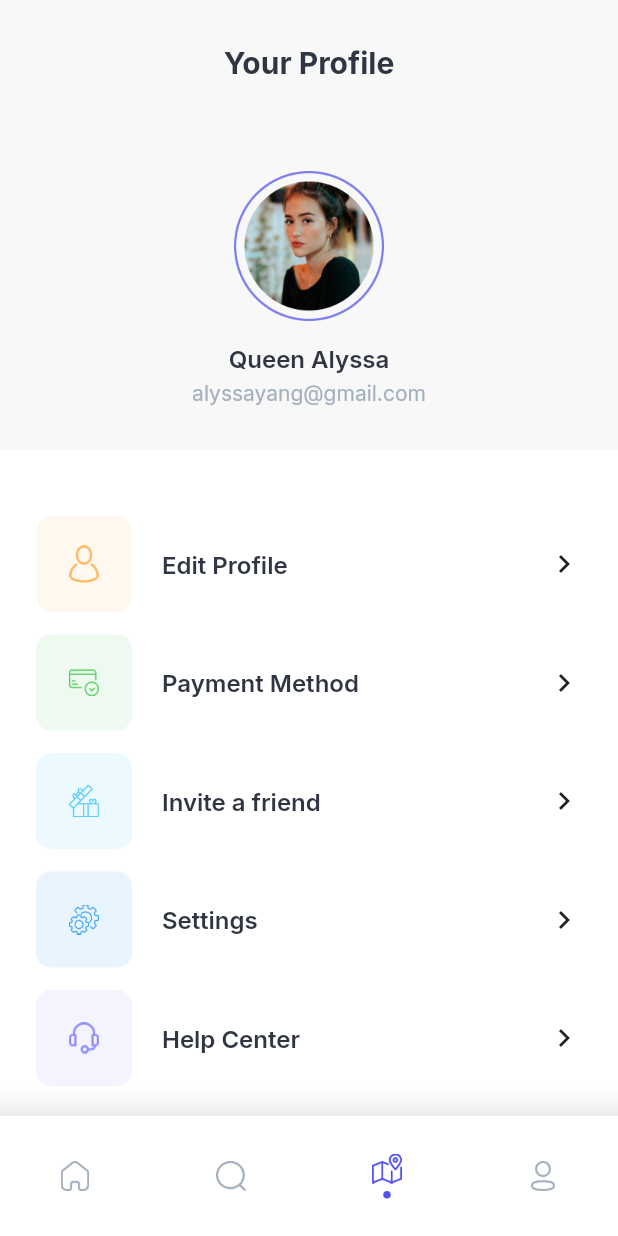
After one commit to Syahro/mountca, a Flutter app: the ProfilePage screen opened directly, on a phone screen of 412 x 824 dp. The commit adds this screen. Run offline on Flutter 3.47's test engine with Material 2 defaults, Android fonts, the phone set to English and light mode, and no system bars; our stand-ins replace dotted_line, google_fonts.

Commit message:
done modified profilePage and add some assets or support

```diff
--- /dev/null
+++ b/lib/pages/profile_page.dart
@@ -0,0 +1,147 @@
+import 'package:flutter/material.dart';
+import 'package:mountca/theme.dart';
+import 'package:mountca/widget/floating_botom.dart';
+import 'package:mountca/widget/profile_card.dart';
+
+class ProfilePage extends StatelessWidget {
+  @override
+  Widget build(BuildContext context) {
+    return Scaffold(
+      floatingActionButton: FloatingBotom(),
+      floatingActionButtonLocation: FloatingActionButtonLocation.centerDocked,
+      backgroundColor: whiteColor,
+      body: SafeArea(
+        child: ListView(
+          children: [
+            Container(
+              width: double.infinity,
+              height: 300,
+              color: semiLightGreyColor,
+              child: Column(
+                mainAxisAlignment: MainAxisAlignment.center,
+                children: [
+                  SizedBox(
+                    height: 30,
+                  ),
+                  Text(
+                    'Your Profile',
+                    style: boldStyle.copyWith(
+                      fontSize: 20,
+                      color: semiBlackColor,
+                    ),
+                  ),
+                  SizedBox(
+                    height: 60,
+                  ),
+                  Image.asset(
+                    'assets/profile6.png',
+                    height: 100,
+                    width: 100,
+                  ),
+                  SizedBox(
+                    height: 15,
+                  ),
+                  Text(
+                    'Queen Alyssa',
+                    style: boldStyle.copyWith(
+                      fontSize: 16,
+                      fontWeight: FontWeight.w600,
+                      color: semiBlackColor,
+                    ),
+                  ),
+                  SizedBox(
+                    height: 5,
+                  ),
+                  Text(
+                    'alyssayang@gmail.com',
+                    style: regularStyle.copyWith(
+                      fontSize: 14,
+                      color: semiDarkGreyColor,
+                    ),
+                  ),
+                  SizedBox(
+                    height: 30,
+                  ),
+                ],
+              ),
+            ),
+            SizedBox(
+              height: 44,
+            ),
+            Padding(
+              padding: EdgeInsets.symmetric(
+                horizontal: defaultMargin,
+              ),
+              child: Column(
+                children: [
+                  ProfileCard(
+                    imageUrl: 'assets/user_profile.png',
+                    menuName: 'Edit Profile',
+                    backgroundCard: yellowColor,
+                  ),
+                  SizedBox(
+                    height: 15,
+                  ),
+                  ProfileCard(
+                    imageUrl: 'assets/payment.png',
+                    menuName: 'Payment Method',
+                    backgroundCard: greenColor,
+                  ),
+                  SizedBox(
+                    height: 15,
+                  ),
+                  ProfileCard(
+                    imageUrl: 'assets/gift.png',
+                    menuName: 'Invite a friend',
+                    backgroundCard: Colors.lightBlueAccent,
+                  ),
+                  SizedBox(
+                    height: 15,
+                  ),
+                  ProfileCard(
+                    imageUrl: 'assets/setting.png',
+                    menuName: 'Settings',
+                    backgroundCard: Colors.blue,
+                  ),
+                  SizedBox(
+                    height: 15,
+                  ),
+                  ProfileCard(
+                    imageUrl: 'assets/cs.png',
+                    menuName: 'Help Center',
+                    backgroundCard: lightPurpleColor,
+                  ),
+                  SizedBox(
+                    height: 60,
+                  ),
+                  Row(
+                    mainAxisAlignment: MainAxisAlignment.center,
+                    children: [
+                      Icon(
+                        Icons.login_outlined,
+                        color: Colors.red,
+                      ),
+                      SizedBox(
+                        width: 6,
+                      ),
+                      Text(
+                        'Log Out',
+                        style: regularStyle.copyWith(
+                          fontSize: 16,
+                          color: redColor,
+                        ),
+                      ),
+                    ],
+                  ),
+                  SizedBox(
+                    height: 130,
+                  ),
+                ],
+              ),
+            ),
+          ],
+        ),
+      ),
+    );
+  }
+}
--- a/lib/widget/floating_botom.dart
+++ b/lib/widget/floating_botom.dart
@@ -1,4 +1,5 @@
 import 'package:flutter/material.dart';
+import 'package:mountca/pages/profile_page.dart';
 import 'package:mountca/pages/search_page.dart';
 import 'package:mountca/theme.dart';
 
@@ -62,10 +63,22 @@ class FloatingBotom extends StatelessWidget {
                 )
               ],
             ),
-            Image.asset(
-              'assets/user.png',
-              width: 20,
-              height: 20,
+            InkWell(
+              onTap: () {
+                Navigator.push(
+                  context,
+                  MaterialPageRoute(
+                    builder: (context) {
+                      return ProfilePage();
+                    },
+                  ),
+                );
+              },
+              child: Image.asset(
+                'assets/user.png',
+                width: 20,
+                height: 20,
+              ),
             ),
           ],
         ),
--- /dev/null
+++ b/lib/widget/profile_card.dart
@@ -0,0 +1,61 @@
+import 'package:flutter/material.dart';
+import 'package:mountca/theme.dart';
+
+class ProfileCard extends StatelessWidget {
+  final String imageUrl;
+  final String menuName;
+  final Color backgroundCard;
+
+  ProfileCard({
+    this.imageUrl,
+    this.menuName,
+    this.backgroundCard,
+  });
+  @override
+  Widget build(BuildContext context) {
+    return Container(
+      height: 64,
+      width: double.infinity,
+      color: Colors.transparent,
+      child: Column(
+        children: [
+          Row(
+            children: [
+              Container(
+                height: 64,
+                width: 64,
+                decoration: BoxDecoration(
+                  color: backgroundCard.withOpacity(0.1),
+                  borderRadius: BorderRadius.circular(10),
+                ),
+                child: Center(
+                  child: Image.asset(
+                    imageUrl,
+                    width: 20,
+                    height: 25,
+                    color: backgroundCard,
+                  ),
+                ),
+              ),
+              SizedBox(
+                width: 20,
+              ),
+              Text(
+                menuName,
+                style: boldStyle.copyWith(
+                  fontSize: 16,
+                  color: semiBlackColor,
+                  fontWeight: FontWeight.w600,
+                ),
+              ),
+              Spacer(),
+              Icon(
+                Icons.chevron_right,
+              ),
+            ],
+          ),
+        ],
+      ),
+    );
+  }
+}
```
Also changed, not shown: assets/cs.png (added), assets/gift.png (added), assets/payment.png (added), assets/profile6.png (added), assets/setting.png (added), assets/user_profile.png (added).
